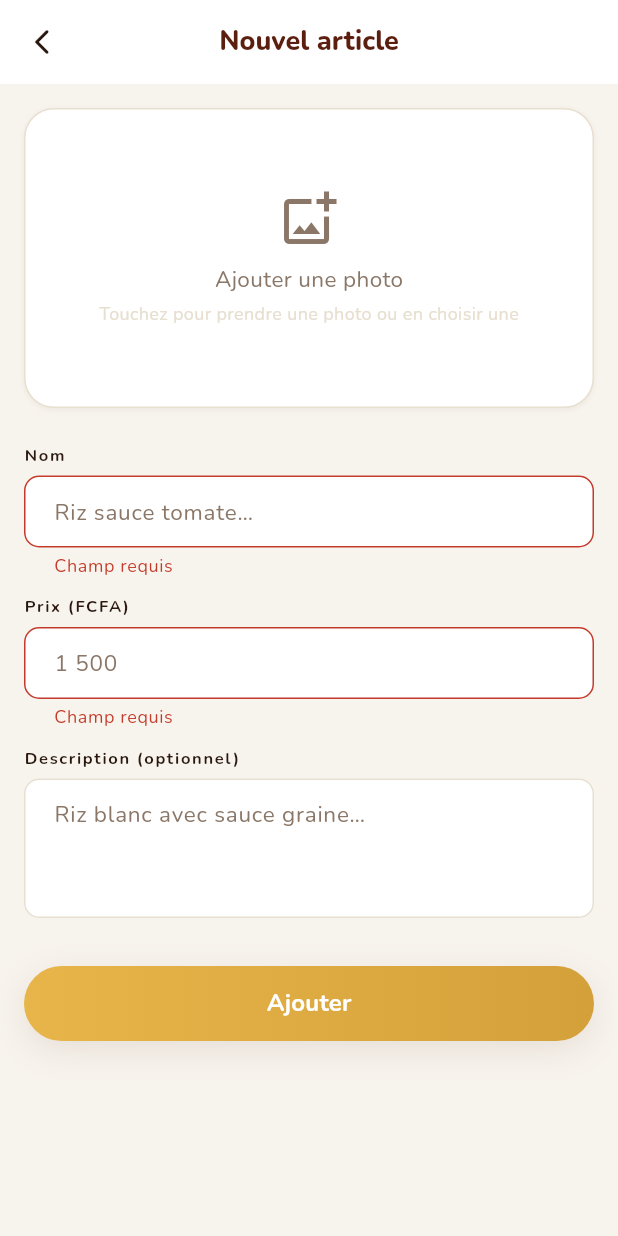
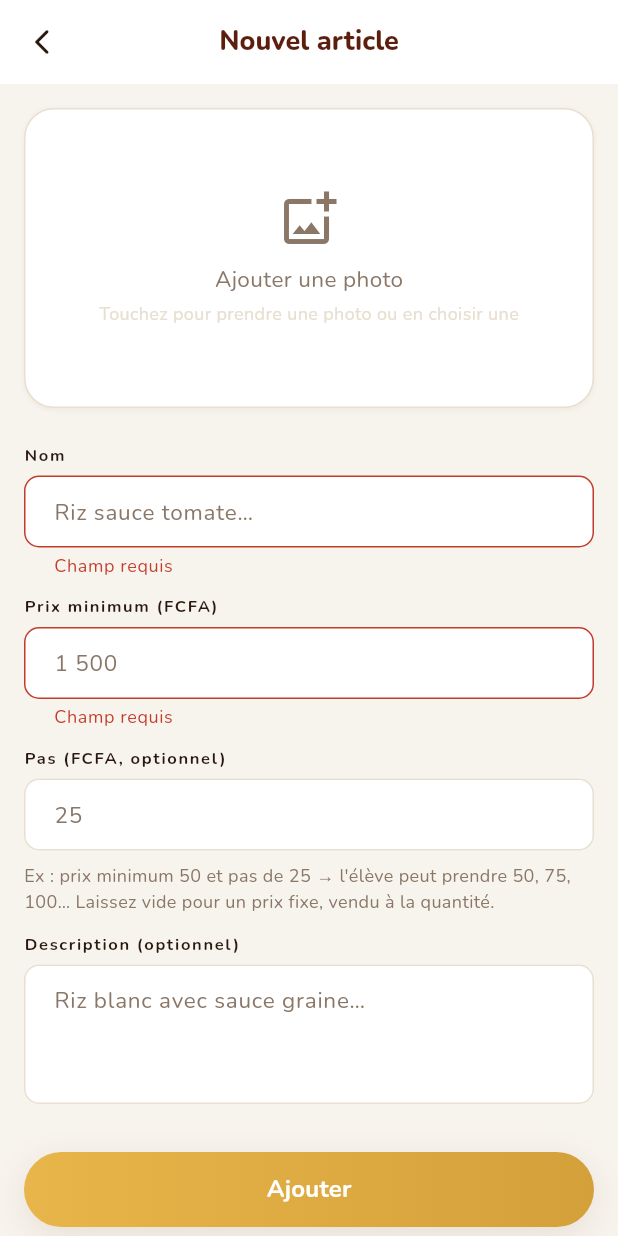
Before and after one commit to fry-marshall/grand_frere_vendor, a Flutter app: the ItemFormPage screen opened directly, after a tap on "Ajouter", on a phone screen of 412 x 824 dp. Run offline on Flutter 3.47's test engine with Material 3 defaults, Android fonts, the phone set to English and light mode, and no system bars; our stand-ins replace dio, equatable, firebase_core, firebase_messaging, flutter_bloc, flutter_dotenv and 8 more; missing offline and left inert: mobile_scanner; accounts and stored records are empty.

Commit message:
feat(menu): minimum price and step for variable-price items
The item form gets an optional step next to the minimum price. When the
step differs from the price, the counter's +/- moves the amount by one
step and the sale sends that amount to the API; an empty step keeps the
item fixed-price, sold by quantity. The counter sale now also returns
the created order id so the orders list can upsert it.

Co-Authored-By: Claude Opus 5.5 <noreply@anthropic.com>

```diff
--- a/lib/features/counter/presentation/pages/counter_screen.dart
+++ b/lib/features/counter/presentation/pages/counter_screen.dart
@@ -61,9 +61,9 @@ class _CounterOrchestrator extends StatelessWidget {
           case CounterSaleError(:final message):
             AppToast.show(ctx, message, isError: true);
             ctx.read<CounterCubit>().dismissError();
-          case CounterSold():
-            getIt<BalanceCubit>().refresh();
-            getIt<OrdersCubit>().refresh();
+          case CounterSold(:final orderId):
+            getIt<BalanceCubit>().refreshAfterSale();
+            getIt<OrdersCubit>().upsertOrder(orderId);
             getIt<DashboardCubit>().refresh();
           default:
             break;
--- a/lib/features/menu/data/datasources/items_remote_datasource.dart
+++ b/lib/features/menu/data/datasources/items_remote_datasource.dart
@@ -9,12 +9,14 @@ abstract class ItemsRemoteDataSource {
     String vendorId, {
     required String name,
     required int price,
+    int? step,
     String? description,
   });
   Future<VendorItemModel> updateItem(
     String id, {
     String? name,
     int? price,
+    int? step,
     String? description,
     String? status,
   });
@@ -41,9 +43,11 @@ class ItemsRemoteDataSourceImpl implements ItemsRemoteDataSource {
     String vendorId, {
     required String name,
     required int price,
+    int? step,
     String? description,
   }) async {
     final body = <String, dynamic>{'name': name, 'price': price};
+    if (step != null) body['step'] = step;
     if (description != null && description.isNotEmpty) {
       body['description'] = description;
     }
@@ -56,12 +60,14 @@ class ItemsRemoteDataSourceImpl implements ItemsRemoteDataSource {
     String id, {
     String? name,
     int? price,
+    int? step,
     String? description,
     String? status,
   }) async {
     final body = <String, dynamic>{};
     if (name != null) body['name'] = name;
     if (price != null) body['price'] = price;
+    if (step != null) body['step'] = step;
     if (description != null) body['description'] = description;
     if (status != null) body['status'] = status;
     final res = await _client.put('/items/$id', data: body);
--- a/lib/features/menu/data/models/vendor_item_model.dart
+++ b/lib/features/menu/data/models/vendor_item_model.dart
@@ -6,6 +6,7 @@ class VendorItemModel extends VendorItem {
     required super.vendorId,
     required super.name,
     required super.price,
+    required super.step,
     required super.status,
     required super.createdAt,
     super.description,
@@ -13,11 +14,14 @@ class VendorItemModel extends VendorItem {
   });
 
   factory VendorItemModel.fromJson(Map<String, dynamic> json) {
+    final price = (json['price'] as num).toInt();
     return VendorItemModel(
       id: json['id'] as String,
       vendorId: json['vendorId'] as String,
       name: json['name'] as String,
-      price: (json['price'] as num).toInt(),
+      price: price,
+      // No step (older API): fixed price.
+      step: (json['step'] as num?)?.toInt() ?? price,
       description: json['description'] as String?,
       imageUrl: json['imageUrl'] as String?,
       status: json['status'] as String,
--- a/lib/features/menu/data/repositories/items_repository_impl.dart
+++ b/lib/features/menu/data/repositories/items_repository_impl.dart
@@ -25,11 +25,12 @@ class ItemsRepositoryImpl implements ItemsRepository {
     String vendorId, {
     required String name,
     required int price,
+    int? step,
     String? description,
   }) async {
     try {
       return Right(
-        await _ds.createItem(vendorId, name: name, price: price, description: description),
+        await _ds.createItem(vendorId, name: name, price: price, step: step, description: description),
       );
     } on ApiException catch (e) {
       if (e.isNetworkError) return const Left(NetworkFailure());
@@ -42,12 +43,13 @@ class ItemsRepositoryImpl implements ItemsRepository {
     String id, {
     String? name,
     int? price,
+    int? step,
     String? description,
     String? status,
   }) async {
     try {
       return Right(
-        await _ds.updateItem(id, name: name, price: price, description: description, status: status),
+        await _ds.updateItem(id, name: name, price: price, step: step, description: description, status: status),
       );
     } on ApiException catch (e) {
       if (e.isNetworkError) return const Left(NetworkFailure());
--- a/lib/features/menu/domain/entities/vendor_item.dart
+++ b/lib/features/menu/domain/entities/vendor_item.dart
@@ -4,6 +4,7 @@ class VendorItem {
     required this.vendorId,
     required this.name,
     required this.price,
+    required this.step,
     required this.status,
     required this.createdAt,
     this.description,
@@ -13,11 +14,25 @@ class VendorItem {
   final String id;
   final String vendorId;
   final String name;
+
+  /// Minimum price (the unit price when the item is fixed-price).
   final int price;
+
+  /// Increment above the minimum price (e.g. 50, 75, 100… for a step of 25).
+  /// Equal to the price: fixed-price item, sold by quantity.
+  final int step;
+
   final String? description;
   final String? imageUrl;
   final String status;
   final DateTime createdAt;
 
   bool get isActive => status == 'ACTIVE';
+
+  /// +/− changes the amount (not the quantity) when the step differs from the price.
+  bool get isVariablePrice => step != price;
+
+  /// Amount after `units` taps on +: the minimum, then one step per tap.
+  /// For a fixed-price item this is price × quantity.
+  int amountFor(int units) => units <= 0 ? 0 : price + (units - 1) * step;
 }
--- a/lib/features/menu/domain/repositories/items_repository.dart
+++ b/lib/features/menu/domain/repositories/items_repository.dart
@@ -9,12 +9,14 @@ abstract class ItemsRepository {
     String vendorId, {
     required String name,
     required int price,
+    int? step,
     String? description,
   });
   Future<Either<Failure, VendorItem>> updateItem(
     String id, {
     String? name,
     int? price,
+    int? step,
     String? description,
     String? status,
   });
--- a/lib/features/menu/presentation/cubit/items_cubit.dart
+++ b/lib/features/menu/presentation/cubit/items_cubit.dart
@@ -27,6 +27,7 @@ class ItemsCubit extends Cubit<ItemsState> {
   Future<void> createItem({
     required String name,
     required int price,
+    int? step,
     String? description,
     String? imagePath,
   }) async {
@@ -37,6 +38,7 @@ class ItemsCubit extends Cubit<ItemsState> {
       _vendorId!,
       name: name,
       price: price,
+      step: step,
       description: description,
     );
     await result.fold(
@@ -56,6 +58,7 @@ class ItemsCubit extends Cubit<ItemsState> {
     String id, {
     String? name,
     int? price,
+    int? step,
     String? description,
     String? status,
   }) async {
@@ -66,6 +69,7 @@ class ItemsCubit extends Cubit<ItemsState> {
       id,
       name: name,
       price: price,
+      step: step,
       description: description,
       status: status
     );
--- a/lib/features/menu/presentation/pages/item_form_page.dart
+++ b/lib/features/menu/presentation/pages/item_form_page.dart
@@ -37,6 +37,7 @@ class ItemFormPage extends StatefulWidget {
 class _ItemFormPageState extends State<ItemFormPage> {
   late final TextEditingController _name;
   late final TextEditingController _price;
+  late final TextEditingController _step;
   late final TextEditingController _description;
   final _formKey = GlobalKey<FormState>();
   bool _saving = false;
@@ -51,6 +52,11 @@ class _ItemFormPageState extends State<ItemFormPage> {
     _price = TextEditingController(
       text: widget.item != null ? widget.item!.price.toString() : '',
     );
+    _step = TextEditingController(
+      text: widget.item != null && widget.item!.isVariablePrice
+          ? widget.item!.step.toString()
+          : '',
+    );
     _description = TextEditingController(text: widget.item?.description ?? '');
   }
 
@@ -58,6 +64,7 @@ class _ItemFormPageState extends State<ItemFormPage> {
   void dispose() {
     _name.dispose();
     _price.dispose();
+    _step.dispose();
     _description.dispose();
     super.dispose();
   }
@@ -119,6 +126,8 @@ class _ItemFormPageState extends State<ItemFormPage> {
     final cubit = context.read<ItemsCubit>();
     final name = _name.text.trim();
     final price = int.parse(_price.text.trim());
+    // Empty step: fixed price (step = price), the item is sold by quantity.
+    final step = int.tryParse(_step.text.trim()) ?? price;
     final description = _description.text.trim();
 
     if (isEdit) {
@@ -126,6 +135,7 @@ class _ItemFormPageState extends State<ItemFormPage> {
         widget.item!.id,
         name: name,
         price: price,
+        step: step,
         description: description.isNotEmpty
             ? description
             : null,
@@ -138,6 +148,7 @@ class _ItemFormPageState extends State<ItemFormPage> {
       await cubit.createItem(
         name: name,
         price: price,
+        step: step,
         description: description.isNotEmpty ? description : null,
         imagePath: _pickedImage?.path,
       );
@@ -194,7 +205,7 @@ class _ItemFormPageState extends State<ItemFormPage> {
               SizedBox(height: AppSpacing.sm),
               _Field(
                 controller: _price,
-                label: 'Prix (FCFA)',
+                label: 'Prix minimum (FCFA)',
                 hint: '1 500',
                 keyboardType: TextInputType.number,
                 inputFormatters: [FilteringTextInputFormatter.digitsOnly],
@@ -204,6 +215,26 @@ class _ItemFormPageState extends State<ItemFormPage> {
                   if (n == null || n < 1) return 'Prix invalide';
                   return null;
                 },
+              ),
+              SizedBox(height: AppSpacing.sm),
+              _Field(
+                controller: _step,
+                label: 'Pas (FCFA, optionnel)',
+                hint: '25',
+                keyboardType: TextInputType.number,
+                inputFormatters: [FilteringTextInputFormatter.digitsOnly],
+                validator: (v) {
+                  if (v == null || v.trim().isEmpty) return null;
+                  final n = int.tryParse(v.trim());
+                  if (n == null || n < 1) return 'Pas invalide';
+                  return null;
+                },
+              ),
+              SizedBox(height: AppSpacing.xs),
+              Text(
+                'Ex : prix minimum 50 et pas de 25 → l\'élève peut prendre '
+                '50, 75, 100… Laissez vide pour un prix fixe, vendu à la quantité.',
+                style: AppTextStyles.caption.copyWith(color: AppColors.mute),
               ),
               SizedBox(height: AppSpacing.sm),
               _Field(
--- a/lib/features/menu/presentation/widgets/item_card.dart
+++ b/lib/features/menu/presentation/widgets/item_card.dart
@@ -6,9 +6,9 @@ import '../../../../core/theme/app_radius.dart';
 import '../../../../core/theme/app_shadows.dart';
 import '../../../../core/theme/app_spacing.dart';
 import '../../../../core/theme/app_text_styles.dart';
-import '../../../../core/utils/currency_formatter.dart';
 import '../../domain/entities/vendor_item.dart';
 import '../cubit/items_cubit.dart';
+import 'item_price_label.dart';
 
 class ItemCard extends StatelessWidget {
   const ItemCard({
@@ -83,7 +83,7 @@ class ItemCard extends StatelessWidget {
                   Row(
                     children: [
                       Text(
-                        '${formatXof(item.price)} FCFA',
+                        itemPriceLabel(item),
                         style: AppTextStyles.h3.copyWith(color: AppColors.maroon),
                       ),
                       const Spacer(),
--- /dev/null
+++ b/lib/features/menu/presentation/widgets/item_price_label.dart
@@ -0,0 +1,7 @@
+import '../../../../core/utils/currency_formatter.dart';
+import '../../domain/entities/vendor_item.dart';
+
+/// Displayed price: "500 FCFA" or "Dès 50 FCFA · pas de 25 F".
+String itemPriceLabel(VendorItem item) => item.isVariablePrice
+    ? 'Dès ${formatXof(item.price)} FCFA · pas de ${formatXof(item.step)} F'
+    : '${formatXof(item.price)} FCFA';
```
Also changed, not shown: lib/features/counter/data/datasources/counter_remote_datasource.dart (+15 -7 lines), lib/features/counter/data/repositories/counter_repository_impl.dart (+4 -3 lines), lib/features/counter/domain/entities/counter_sale.dart (added, +8 -0 lines), lib/features/counter/domain/repositories/counter_repository.dart (+5 -4 lines), lib/features/counter/presentation/cubit/counter_cubit.dart (+8 -2 lines), lib/features/counter/presentation/cubit/counter_state.dart (+27 -4 lines), lib/features/counter/presentation/widgets/counter_menu_item_row.dart (+6 -3 lines).
